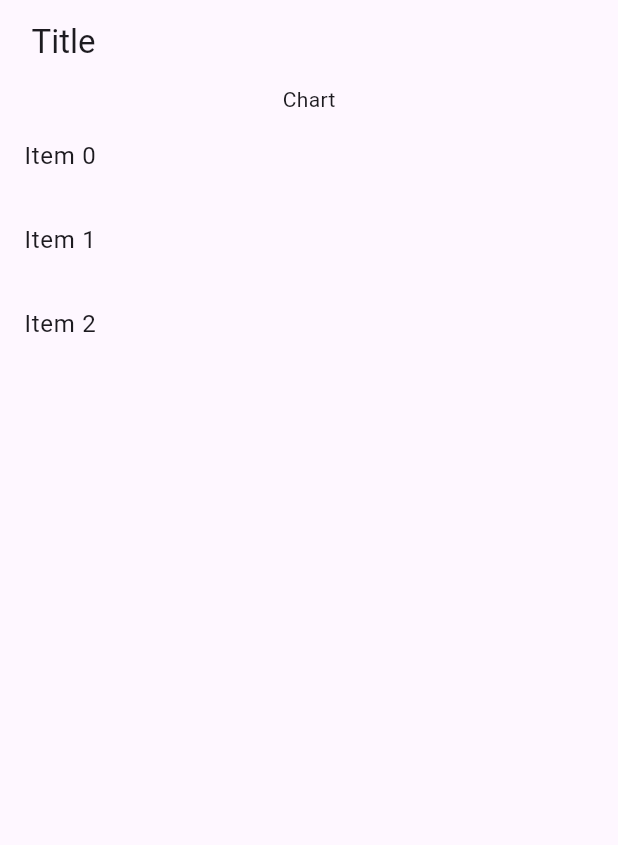
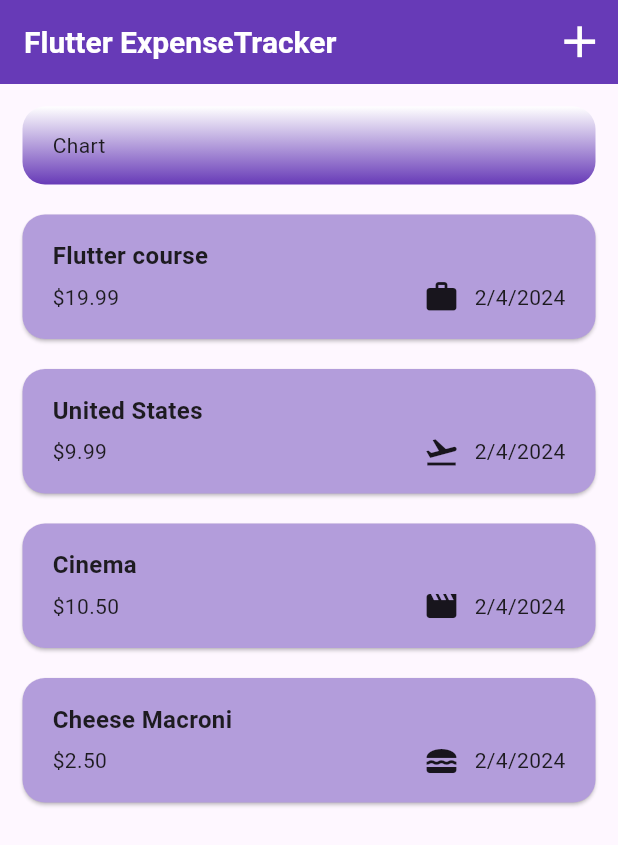
Before and after one commit to themse/expense_tracker, a Flutter app: the screen it shows after launch, on a phone screen of 412 x 824 dp. Shown: the top 845 px of the screen. Run offline on Flutter 3.47's test engine with Material 3 defaults, Android fonts, the phone set to English and light mode, and no system bars.

Commit message:
base structure

```diff
--- a/lib/expenses.dart
+++ /dev/null
@@ -1,29 +0,0 @@
-import 'package:flutter/material.dart';
-
-class Expenses extends StatelessWidget {
-  const Expenses({super.key});
-
-  @override
-  Widget build(BuildContext context) {
-    return Scaffold(
-      appBar: AppBar(
-        title: const Text(" Title"),
-        elevation: 0,
-      ),
-      body: Column(
-        children: [
-          const Text('Chart'),
-          Expanded(
-            child: ListView.builder(
-                itemCount: 3,
-                itemBuilder: (context, index) {
-                  return ListTile(
-                    title: Text('Item $index'),
-                  );
-                }),
-          ),
-        ],
-      ),
-    );
-  }
-}
--- a/lib/main.dart
+++ b/lib/main.dart
@@ -1,6 +1,6 @@
 import 'package:flutter/material.dart';
 
-import 'package:expense_tracker/expenses.dart';
+import 'package:expense_tracker/widgets/expenses.dart';
 
 void main() {
   runApp(const RootApp());
@@ -11,9 +11,10 @@ class RootApp extends StatelessWidget {
 
   @override
   Widget build(BuildContext context) {
-    return const MaterialApp(
+    return MaterialApp(
       debugShowCheckedModeBanner: false,
       home: Expenses(),
+      theme: ThemeData(useMaterial3: true),
     );
   }
 }
--- a/lib/models/expense.dart
+++ b/lib/models/expense.dart
@@ -1,8 +1,19 @@
+import 'package:flutter/material.dart';
 import 'package:uuid/uuid.dart';
+import 'package:intl/intl.dart';
+
+final formatter = DateFormat.yMd();
 
 const Uuid _uuid = Uuid();
 
 enum Category { food, travel, leisure, work }
+
+const Map<Category, IconData> categoryIcons = {
+  Category.food: Icons.lunch_dining,
+  Category.travel: Icons.flight_takeoff,
+  Category.leisure: Icons.movie,
+  Category.work: Icons.work,
+};
 
 class Expense {
   final String id;
@@ -18,4 +29,8 @@ class Expense {
     required this.date,
     required this.category,
   }) : id = _uuid.v4();
+
+  String get formattedDate {
+    return formatter.format(date);
+  }
 }
--- /dev/null
+++ b/lib/widgets/expense_chart.dart
@@ -0,0 +1,23 @@
+import 'package:flutter/material.dart';
+
+class ExpenseChart extends StatelessWidget {
+  const ExpenseChart({super.key});
+
+  @override
+  Widget build(BuildContext context) {
+    return Container(
+      margin: const EdgeInsets.only(top: 15, bottom: 10),
+      decoration: BoxDecoration(
+          gradient: const LinearGradient(
+            begin: Alignment.topCenter,
+            end: Alignment.bottomCenter,
+            colors: [Colors.white, Colors.deepPurple],
+          ),
+          borderRadius: BorderRadius.circular(15)),
+      child: const Padding(
+        padding: EdgeInsets.symmetric(horizontal: 20, vertical: 16),
+        child: Text('Chart'),
+      ),
+    );
+  }
+}
--- /dev/null
+++ b/lib/widgets/expenses.dart
@@ -0,0 +1,86 @@
+import 'package:flutter/material.dart';
+
+import 'package:expense_tracker/models/expense.dart';
+import 'package:expense_tracker/widgets/expense_chart.dart';
+import 'package:expense_tracker/widgets/expenses_list/expenses_list.dart';
+
+class Expenses extends StatefulWidget {
+  const Expenses({super.key});
+
+  @override
+  State<Expenses> createState() => _ExpensesState();
+}
+
+class _ExpensesState extends State<Expenses> {
+  final List<Expense> _registeredExpenses = [
+    Expense(
+      title: 'Flutter course',
+      amount: 19.99,
+      date: DateTime.now(),
+      category: Category.work,
+    ),
+    Expense(
+      title: 'United States',
+      amount: 9.99,
+      date: DateTime.now(),
+      category: Category.travel,
+    ),
+    Expense(
+      title: 'Cinema',
+      amount: 10.5,
+      date: DateTime.now(),
+      category: Category.leisure,
+    ),
+    Expense(
+      title: 'Cheese Macroni',
+      amount: 2.5,
+      date: DateTime.now(),
+      category: Category.food,
+    ),
+  ];
+
+  void _addNewExpense() {
+    showModalBottomSheet(
+        context: context,
+        builder: (context) {
+          return Text('Hello World');
+        });
+  }
+
+  @override
+  Widget build(BuildContext context) {
+    return Scaffold(
+      appBar: AppBar(
+        backgroundColor: Colors.deepPurple,
+        titleTextStyle: const TextStyle(
+          color: Colors.white,
+          fontSize: 20,
+          fontWeight: FontWeight.bold,
+        ),
+        title: const Text("Flutter ExpenseTracker"),
+        actions: [
+          IconButton(
+            onPressed: _addNewExpense,
+            icon: const Icon(Icons.add),
+            color: Colors.white,
+            iconSize: 35,
+          )
+        ],
+      ),
+      body: Container(
+        margin: const EdgeInsets.symmetric(horizontal: 15),
+        child: Column(
+          children: [
+            const SizedBox(
+              width: double.infinity,
+              child: ExpenseChart(),
+            ),
+            Expanded(
+              child: ExpensesList(registeredExpenses: _registeredExpenses),
+            ),
+          ],
+        ),
+      ),
+    );
+  }
+}
--- /dev/null
+++ b/lib/widgets/expenses_list/expense_tile.dart
@@ -0,0 +1,47 @@
+import 'package:flutter/material.dart';
+
+import 'package:expense_tracker/models/expense.dart';
+
+class ExpenseTile extends StatelessWidget {
+  final Expense expense;
+
+  const ExpenseTile({super.key, required this.expense});
+
+  @override
+  Widget build(BuildContext context) {
+    return Card(
+      shape: RoundedRectangleBorder(borderRadius: BorderRadius.circular(15)),
+      color: Colors.deepPurple[200],
+      margin: const EdgeInsets.symmetric(vertical: 10),
+      child: Padding(
+        padding: const EdgeInsets.symmetric(horizontal: 20, vertical: 16),
+        child: Column(
+          crossAxisAlignment: CrossAxisAlignment.start,
+          children: [
+            Text(
+              expense.title,
+              style: const TextStyle(
+                fontWeight: FontWeight.bold,
+                fontSize: 16,
+              ),
+            ),
+            const SizedBox(height: 4),
+            Row(
+              children: [
+                Text('\$${expense.amount.toStringAsFixed(2)}'),
+                const Spacer(),
+                Row(
+                  children: [
+                    Icon(categoryIcons[expense.category]),
+                    const SizedBox(width: 10),
+                    Text(expense.formattedDate),
+                  ],
+                ),
+              ],
+            )
+          ],
+        ),
+      ),
+    );
+  }
+}
--- /dev/null
+++ b/lib/widgets/expenses_list/expenses_list.dart
@@ -0,0 +1,19 @@
+import 'package:flutter/material.dart';
+
+import 'package:expense_tracker/models/expense.dart';
+import 'package:expense_tracker/widgets/expenses_list/expense_tile.dart';
+
+class ExpensesList extends StatelessWidget {
+  final List<Expense> registeredExpenses;
+
+  const ExpensesList({super.key, required this.registeredExpenses});
+
+  @override
+  Widget build(BuildContext context) {
+    return ListView.builder(
+      itemCount: registeredExpenses.length,
+      itemBuilder: (context, index) =>
+          ExpenseTile(expense: registeredExpenses[index]),
+    );
+  }
+}
--- a/pubspec.yaml
+++ b/pubspec.yaml
@@ -36,6 +36,7 @@ dependencies:
   # Use with the CupertinoIcons class for iOS style icons.
   cupertino_icons: ^1.0.2
   uuid: ^4.2.2
+  intl: ^0.19.0
 
 dev_dependencies:
   flutter_test:
```
Also changed, not shown: pubspec.lock.
